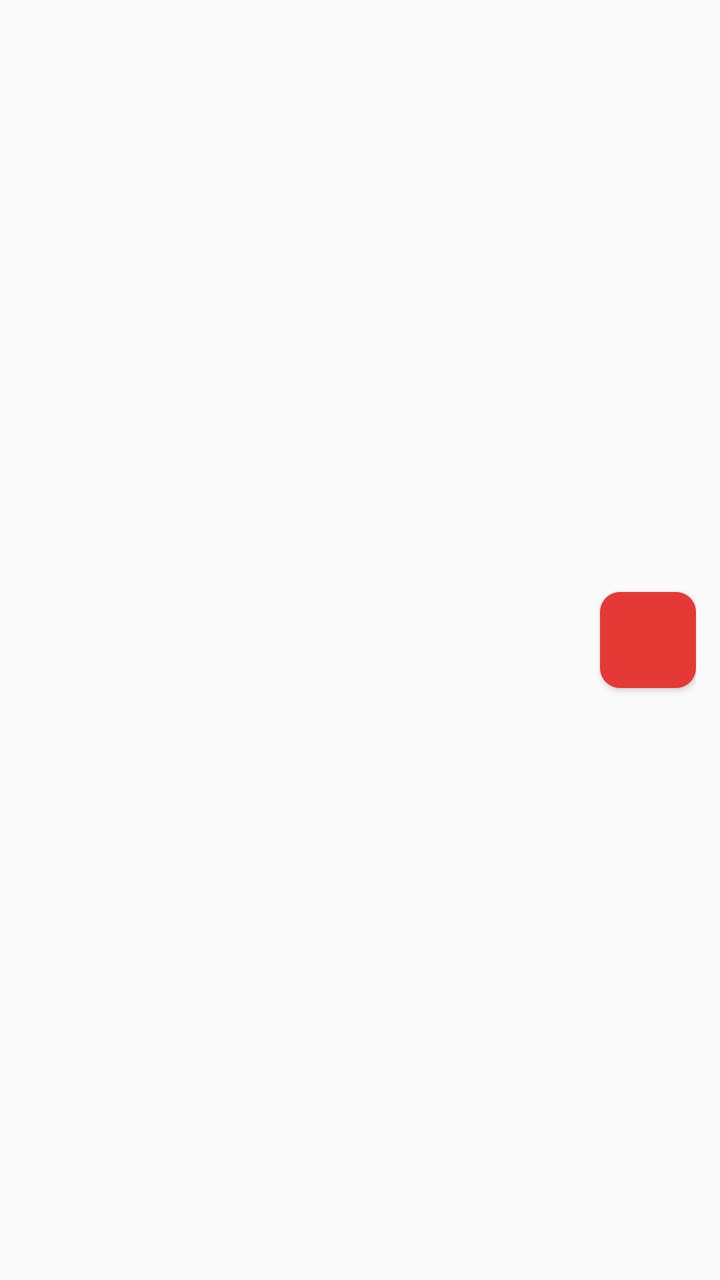
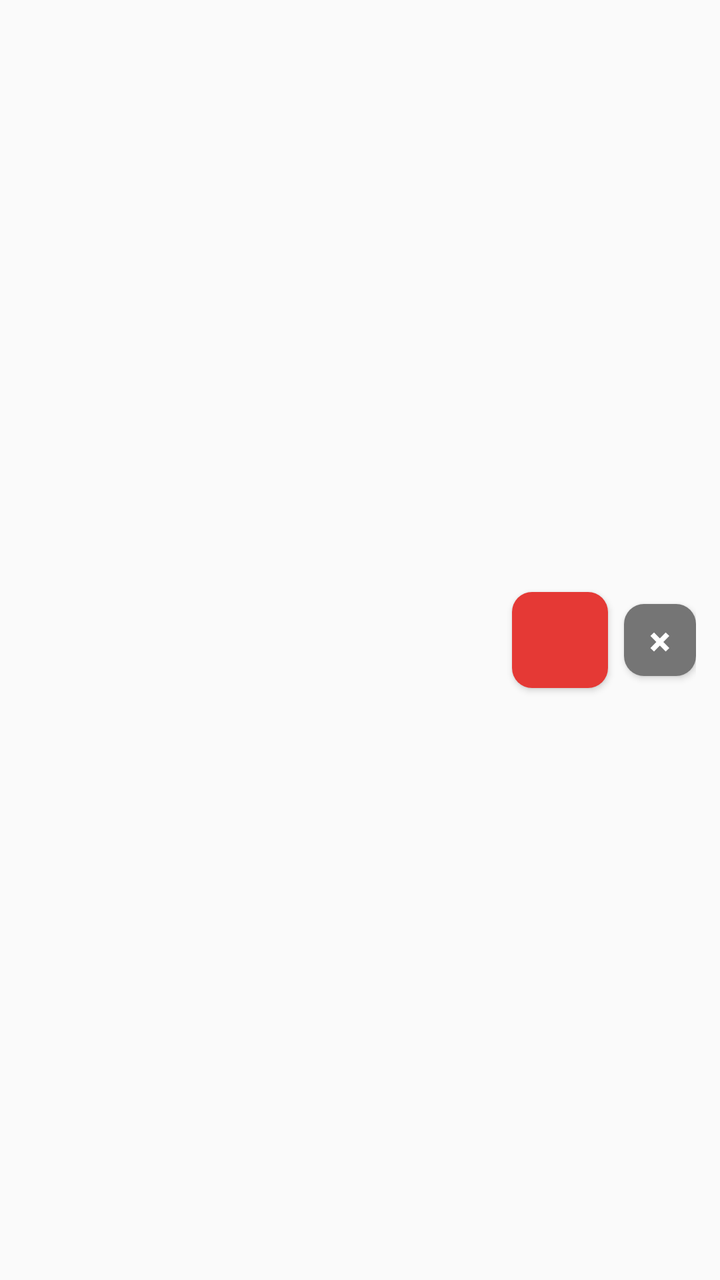

The first picture is an Android layout as it rendered before a commit; the second is the same layout after the commit. The layout source and the unified diff follow.
<!-- AndroidManifest.xml: application theme AppTheme -->
<!-- res/layout/notification_quick_controls.xml -->
<?xml version="1.0" encoding="utf-8"?>
<LinearLayout xmlns:android="http://schemas.android.com/apk/res/android"
    android:layout_width="match_parent"
    android:layout_height="wrap_content"
    android:orientation="horizontal"
    android:gravity="center_vertical"
    android:paddingStart="16dp"
    android:paddingEnd="12dp"
    android:paddingTop="6dp"
    android:paddingBottom="6dp">

    <LinearLayout
        android:layout_width="0dp"
        android:layout_height="wrap_content"
        android:layout_weight="1"
        android:orientation="vertical">

        <TextView
            android:id="@+id/notif_title"
            android:layout_width="wrap_content"
            android:layout_height="wrap_content"
            android:textColor="#2E7D32"
            android:textSize="14sp"
            android:textStyle="bold"
            android:maxLines="1"
            android:ellipsize="end" />

        <TextView
            android:id="@+id/notif_text"
            android:layout_width="wrap_content"
            android:layout_height="wrap_content"
            android:textColor="#388E3C"
            android:textSize="12sp"
            android:maxLines="1"
            android:ellipsize="end" />
    </LinearLayout>

    <Button
        android:id="@+id/notif_action_btn"
        android:layout_width="48dp"
        android:layout_height="48dp"
        android:layout_marginStart="12dp"
        android:minWidth="0dp"
        android:minHeight="0dp"
        android:padding="0dp"
        android:textColor="#FFFFFFFF"
        android:textStyle="bold"
        android:textSize="11sp"
        android:background="@drawable/notif_btn_record" />
</LinearLayout>
<!-- resources referenced by this layout -->
<resources>
  <!-- drawable notif_btn_record (drawable) -->
  <?xml version="1.0" encoding="utf-8"?>
  <shape xmlns:android="http://schemas.android.com/apk/res/android" android:shape="rectangle">
      <solid android:color="#E53935"/>
      <corners android:radius="10dp"/>
  </shape>
  <style name="AppTheme" parent="Theme.AppCompat.Light.DarkActionBar">
          
          <item name="colorPrimary">@color/colorPrimary</item>
          <item name="colorPrimaryDark">@color/colorPrimaryDark</item>
          <item name="colorAccent">@color/colorAccent</item>
      </style>
</resources>

<!-- the commit's change to res/layout/notification_quick_controls.xml (unified diff, before → after) -->
@@ -47,4 +47,19 @@
         android:textStyle="bold"
         android:textSize="11sp"
         android:background="@drawable/notif_btn_record" />
+
+    
+    <Button
+        android:id="@+id/notif_close_btn"
+        android:layout_width="36dp"
+        android:layout_height="36dp"
+        android:layout_marginStart="8dp"
+        android:minWidth="0dp"
+        android:minHeight="0dp"
+        android:padding="0dp"
+        android:text="&#215;"
+        android:textColor="#FFFFFFFF"
+        android:textStyle="bold"
+        android:textSize="20sp"
+        android:background="@drawable/notif_btn_close" />
 </LinearLayout>
<!-- resource entries referenced after the edit -->
@@ -1,5 +1,11 @@
 <!-- resources referenced by this layout -->
 <resources>
+  <!-- drawable notif_btn_close (drawable) -->
+  <?xml version="1.0" encoding="utf-8"?>
+  <shape xmlns:android="http://schemas.android.com/apk/res/android" android:shape="rectangle">
+      <solid android:color="#757575"/>
+      <corners android:radius="10dp"/>
+  </shape>
   <!-- drawable notif_btn_record (drawable) -->
   <?xml version="1.0" encoding="utf-8"?>
   <shape xmlns:android="http://schemas.android.com/apk/res/android" android:shape="rectangle">
